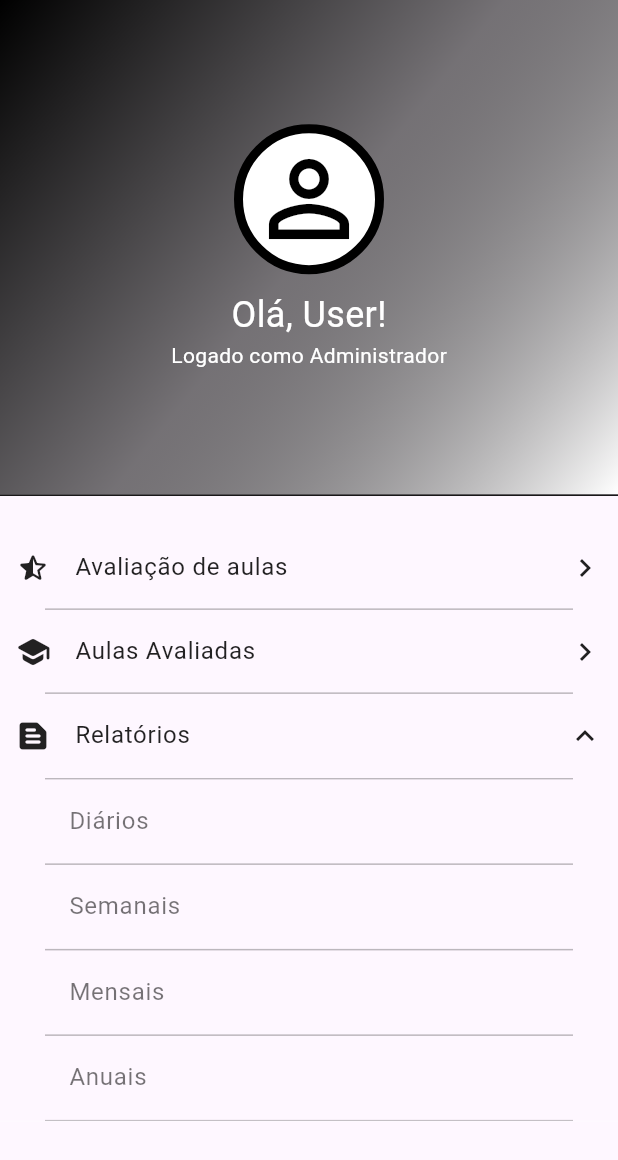
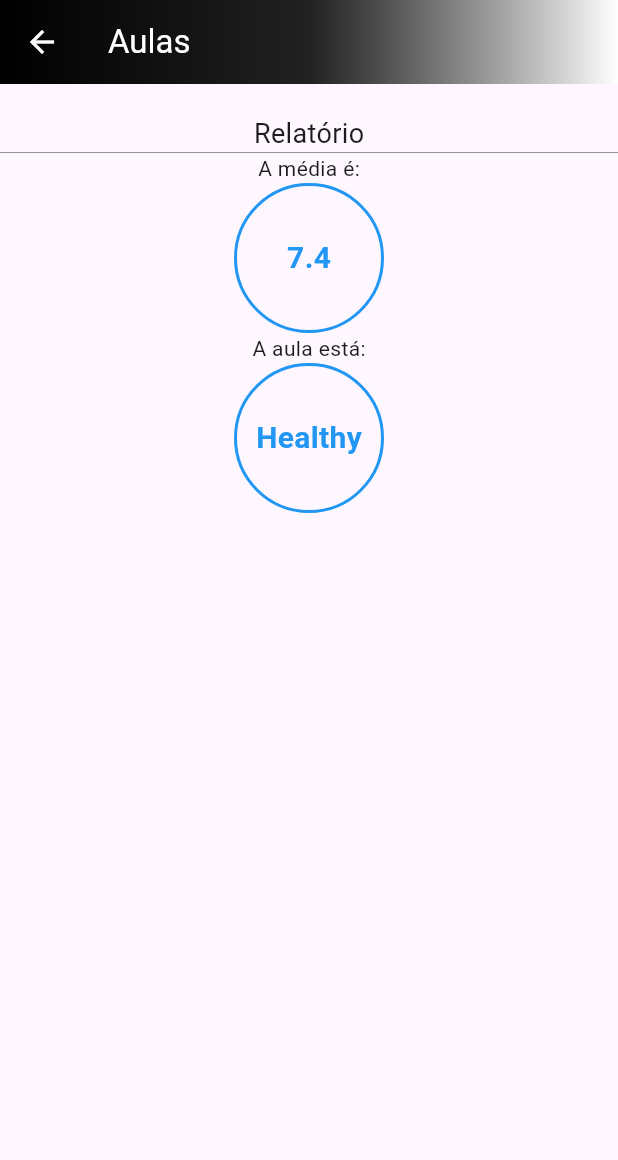
Before and after one commit to thaleslagemann/pgdbapp, a Flutter app: the screen it shows after launch, after a tap on "Relatórios", after a tap on "Diários", on a phone screen of 412 x 824 dp. Shown: the top 1160 px of the screen. Run offline on Flutter 3.47's test engine with Material 2 defaults, Android fonts, the phone set to English and light mode, and no system bars.

Commit message:
reporting page started

```diff
--- a/lib/home_page/home_page.dart
+++ b/lib/home_page/home_page.dart
@@ -2,6 +2,7 @@
 
 import 'package:flutter/material.dart';
 import 'package:pgdbapp/evaluation/evaluation_page.dart';
+import 'package:pgdbapp/report/reporting_page.dart';
 
 class HomePage extends StatefulWidget {
   const HomePage({super.key});
@@ -179,7 +180,9 @@ class HomePageState extends State<HomePage> {
                                           textAlign: TextAlign.start,
                                         ),
                                         onTap: () {
-                                          setState(() {});
+                                          setState(() {
+                                            Navigator.push(context, MaterialPageRoute(builder: (context) => ReportingPage()));
+                                          });
                                         },
                                       ),
                                     ),
--- /dev/null
+++ b/lib/report/report.dart
@@ -0,0 +1,7 @@
+class Report {
+  Report(this.disciplina, this.data, this.nota);
+
+  final String disciplina;
+  final DateTime data;
+  final double nota;
+}
--- /dev/null
+++ b/lib/report/reporting_page.dart
@@ -0,0 +1,121 @@
+import 'package:flutter/material.dart';
+import 'report.dart';
+
+class ReportingPage extends StatefulWidget {
+  const ReportingPage({super.key});
+
+  @override
+  ReportingPageState createState() => ReportingPageState();
+}
+
+class ReportingPageState extends State<ReportingPage> {
+  List<Report> relatorios = [
+    Report('ELC1071', DateTime(2023, 1, 1), 10.0),
+    Report('EDE1131', DateTime(2023, 1, 1), 0.0),
+    Report('ELC137', DateTime(2023, 1, 1), 8.0),
+    Report('MAT1123', DateTime(2023, 1, 1), 9.0),
+    Report('DPADI0185', DateTime(2023, 1, 1), 10.0),
+  ];
+
+  double calcularMedia() {
+    if (relatorios.isEmpty) return 0.0;
+
+    double soma = 0.0;
+    for (var relatorio in relatorios) {
+      soma += relatorio.nota;
+    }
+
+    return soma / relatorios.length;
+  }
+
+  @override
+  Widget build(BuildContext context) {
+    return Scaffold(
+      appBar: AppBar(
+        title: const Text(
+          'Aulas',
+          style: TextStyle(color: Colors.white),
+        ),
+        iconTheme: IconThemeData(color: Colors.white),
+        flexibleSpace: SafeArea(
+          child: Container(
+            decoration: const BoxDecoration(
+              gradient: LinearGradient(
+                  begin: Alignment.centerLeft,
+                  end: Alignment.centerRight,
+                  colors: <Color>[Colors.black, Colors.black87, Colors.white]),
+            ),
+          ),
+        ),
+      ),
+      body:
+        Column(
+          children: [
+          Column(
+            mainAxisAlignment: MainAxisAlignment.spaceBetween,
+            //crossAxisAlignment: CrossAxisAlignment.center,
+            children: [
+              Padding(padding: EdgeInsets.only(top: 20.0)),
+              Text('Relatório', style: TextStyle(fontSize: 18.0)),
+              //SizedBox(height: 10.0),
+              Divider(
+                  height: 0,
+                  color: Colors.black54,
+                  thickness: 0.5,
+              ),
+              Text('A média é:'),
+              Container(
+                  width: 100.0,
+                  height: 100.0,
+                  decoration: BoxDecoration(
+                    border: Border.all(
+                      color: Colors.blue,
+                      width: 2.0
+                    ),
+                    shape: BoxShape.circle,
+
+                  ),
+                  child: Center(
+                      child: Text(
+                        '${calcularMedia().toStringAsFixed(1)}',
+                        style: TextStyle(
+                          fontSize: 20.0,
+                          fontWeight: FontWeight.bold,
+                          color: Colors.blue,
+                        ),
+                      ),
+                  ),
+                ),
+              Text('A aula está:'),
+              Container(
+                  width: 100.0,
+                  height: 100.0,
+                  decoration: BoxDecoration(
+                    border: Border.all(
+                      color: Colors.blue,
+                      width: 2.0
+                    ),
+                    shape: BoxShape.circle,
+                  ),
+
+                  child: Center(
+                    child: Align(
+                      alignment: Alignment.center,
+                      child: Text(
+                        calcularMedia() > 7.0
+                        ? 'Healthy'
+                        : 'Sick',
+                        style: TextStyle(
+                          fontSize: 20.0,
+                          fontWeight: FontWeight.bold,
+                          color: Colors.blue,
+                        )
+                      )
+                    )
+                  ),
+                ),
+              ]),
+          ]),
+        );
+  }
+}
```
